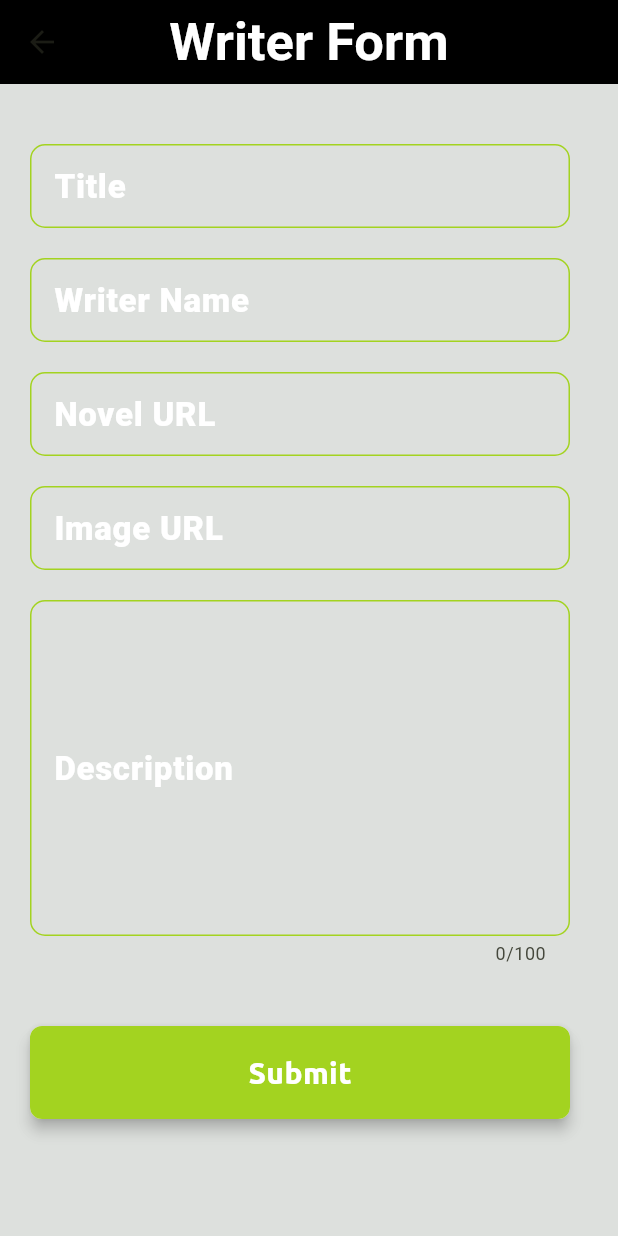
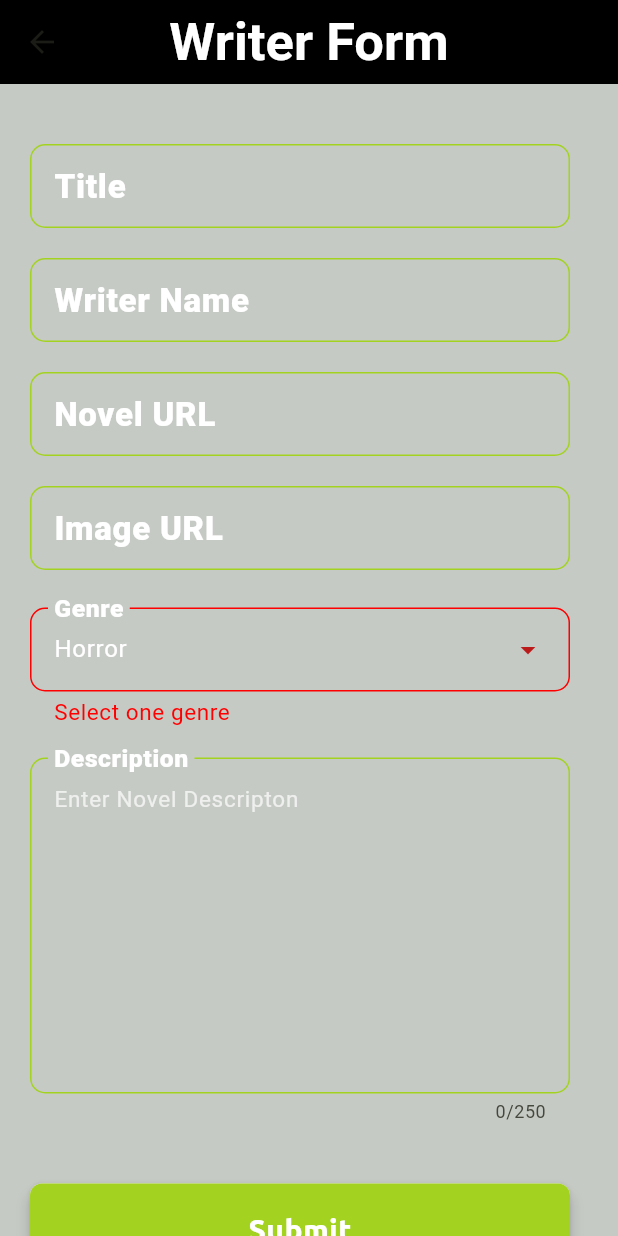
Before and after one commit to Bilal-Naeem12/flutter_project, a Flutter app: the WriteScreen screen opened directly, on a phone screen of 412 x 824 dp. Run offline on Flutter 3.47's test engine with Material 3 defaults, Android fonts, the phone set to English and light mode, and no system bars; our stand-ins replace firebase_auth, firebase_core, firebase_database, google_sign_in, loading_overlay, rflutter_alert; missing offline and left inert: syncfusion_flutter_pdfviewer; accounts and stored records are empty.

Commit message:
genre specified novels are shown

```diff
--- a/lib/components/novelCard.dart
+++ b/lib/components/novelCard.dart
@@ -18,7 +18,10 @@ class _NovelCardState extends State<NovelCard> {
   Widget build(BuildContext context) {
     return GestureDetector(
       onTap: () => Navigator.push(
-          context, MaterialPageRoute(builder: (context) => PDF_Reader())),
+          context,
+          MaterialPageRoute(
+              builder: (context) =>
+                  PDF_Reader(novel_url: widget.novel.novel_url))),
       child: Card(
         shadowColor: kTextColor,
         color: kBackgroundColor,
--- a/lib/constants.dart
+++ b/lib/constants.dart
@@ -9,7 +9,8 @@ const InputDecoration kTextInputDecoration = InputDecoration(
   // ),
 );
 
-InputDecoration kTextInputDecorationWriter(labelText, hintText) {
+InputDecoration kTextInputDecorationWriter(labelText, hintText,
+    {floatingLabelBehavior = FloatingLabelBehavior.auto}) {
   return InputDecoration(
     errorStyle: TextStyle(fontSize: 15, color: kErrorColor),
     labelStyle: TextStyle(
@@ -29,6 +30,6 @@ InputDecoration kTextInputDecorationWriter(labelText, hintText) {
     ),
     labelText: labelText,
     hintText: hintText,
-    floatingLabelBehavior: FloatingLabelBehavior.auto,
+    floatingLabelBehavior: floatingLabelBehavior,
   );
 }
--- /dev/null
+++ b/lib/models/genre.dart
@@ -0,0 +1,9 @@
+class Genre {
+  Genre({
+    this.genre = "Horror",
+    this.image = "https://wallpapercave.com/wp/wp7852843.jpg",
+  });
+
+  String genre;
+  String image;
+}
--- a/lib/models/novel.dart
+++ b/lib/models/novel.dart
@@ -1,5 +1,3 @@
-import 'package:flutter/scheduler.dart';
-
 class Novel {
   Novel({
     required this.title,
--- a/lib/screens/home_screen.dart
+++ b/lib/screens/home_screen.dart
@@ -24,7 +24,7 @@ class HomeScreen extends StatelessWidget {
                 height: 25,
               ),
               const Text(
-                'Welcome to Tasky, where you manage your daily tasks',
+                'Welcome to Library, where you can read and write',
                 textAlign: TextAlign.center,
                 style: TextStyle(
                   color: Colors.grey,
--- a/lib/screens/new_screen.dart
+++ b/lib/screens/new_screen.dart
@@ -1,3 +1,5 @@
+import 'dart:async';
+
 import 'package:firebase_auth/firebase_auth.dart';
 import 'package:firebase_core/firebase_core.dart';
 import 'package:firebase_database/firebase_database.dart';
@@ -8,15 +10,20 @@ import 'package:semster_project/components/novelCard.dart';
 import 'package:semster_project/models/novel.dart';
 
 class NewScreen extends StatefulWidget {
-  NewScreen({super.key, required this.text});
+  NewScreen({super.key, this.genre = "Horror"});
   static String id = "new_screen";
-  String text;
+  String genre;
   @override
   State<NewScreen> createState() => _NewScreenState();
 }
 
 class _NewScreenState extends State<NewScreen> {
   final databaseRef = FirebaseDatabase.instance.ref("NOVEL").child("novels");
+  @override
+  void initState() {
+    // TODO: implement initState
+    super.initState();
+  }
 
   @override
   Widget build(BuildContext context) {
@@ -28,8 +35,11 @@ class _NewScreenState extends State<NewScreen> {
         body: Padding(
             padding: const EdgeInsets.all(8.0),
             child: FirebaseAnimatedList(
-              query: databaseRef,
+              query: databaseRef.child(widget.genre),
               itemBuilder: (context, snapshot, animation, index) {
+                if (snapshot.hasChild("Genre") || snapshot.hasChild("Image")) {
+                  return Text("");
+                }
                 String description =
                     snapshot.child('_description').value.toString();
                 String img = snapshot.child('_image_url').value.toString();
--- a/lib/screens/pdf_read.dart
+++ b/lib/screens/pdf_read.dart
@@ -2,9 +2,9 @@ import 'package:flutter/material.dart';
 import 'package:syncfusion_flutter_pdfviewer/pdfviewer.dart';
 
 class PDF_Reader extends StatefulWidget {
-  const PDF_Reader({super.key});
+  const PDF_Reader({super.key, required this.novel_url});
   static String id = 'welcome_screen';
-
+  final String novel_url;
   @override
   State<PDF_Reader> createState() => _PDF_ReaderState();
 }
@@ -16,7 +16,7 @@ class _PDF_ReaderState extends State<PDF_Reader> {
       body: Center(
         child: Container(
           child: SfPdfViewer.network(
-            "https://www.planetebook.com/free-ebooks/1984.pdf",
+            widget.novel_url,
             scrollDirection: PdfScrollDirection.horizontal,
             pageLayoutMode: PdfPageLayoutMode.single,
           ),
--- a/lib/screens/writer_screen.dart
+++ b/lib/screens/writer_screen.dart
@@ -19,12 +19,6 @@ class WriteScreen extends StatefulWidget {
 }
 
 class _WriteScreenState extends State<WriteScreen> {
-  Controller() {
-    setState(() {
-      _write_name = "sadqa";
-    });
-  }
-
   final _auth = FirebaseAuth.instance;
   final _formKey = GlobalKey<FormState>();
   final databaseRef = FirebaseDatabase.instance.ref("NOVEL");
@@ -33,7 +27,8 @@ class _WriteScreenState extends State<WriteScreen> {
   String _novel_url = "";
   String _image_url = "";
   String _description = "";
-
+  String dropdownValue = "Horror";
+  List<String> list = <String>['Horror', 'Adventure', 'Romance', 'Thrill'];
   @override
   Widget build(BuildContext context) {
     return WillPopScope(
@@ -115,15 +110,68 @@ class _WriteScreenState extends State<WriteScreen> {
                                   validator: (value) => TextValidator(value),
                                 ),
                               ),
+                              SizedBox(
+                                height: 25,
+                              ),
+                              DropdownMenu<String>(
+                                initialSelection: dropdownValue,
+                                errorText: "Select one genre",
+                                width: 360,
+                                textStyle: TextStyle(color: kBackgroundColor),
+                                inputDecorationTheme: InputDecorationTheme(
+                                  errorStyle: TextStyle(
+                                      fontSize: 15, color: kErrorColor),
+                                  labelStyle: TextStyle(
+                                      color: Colors.white,
+                                      fontSize: 22,
+                                      fontWeight: FontWeight.w800),
+                                  hintStyle: TextStyle(
+                                      fontSize: 15,
+                                      color: kBackgroundColor.withOpacity(0.7)),
+                                  border: OutlineInputBorder(
+                                    borderRadius: BorderRadius.circular(10.0),
+                                  ),
+                                  enabledBorder: OutlineInputBorder(
+                                    borderRadius: BorderRadius.circular(10.0),
+                                    borderSide: BorderSide(color: kTextColor),
+                                  ),
+                                  errorBorder: OutlineInputBorder(
+                                    borderRadius: BorderRadius.circular(10.0),
+                                    borderSide: BorderSide(color: kErrorColor),
+                                  ),
+                                  floatingLabelBehavior:
+                                      FloatingLabelBehavior.auto,
+                                ),
+                                menuStyle: MenuStyle(
+                                  backgroundColor:
+                                      MaterialStatePropertyAll<Color>(
+                                          kTextColor),
+                                ),
+                                label: Text("Genre"),
+                                onSelected: (String? value) {
+                                  // This is called when the user selects an item.
+                                  setState(() {
+                                    dropdownValue = value!;
+                                  });
+                                },
+                                dropdownMenuEntries: list
+                                    .map<DropdownMenuEntry<String>>(
+                                        (String value) {
+                                  return DropdownMenuEntry<String>(
+                                      value: value, label: value);
+                                }).toList(),
+                              ),
                               CustomFormField(
                                 textFormField: TextFormField(
                                   onChanged: (val) => _description = val,
-                                  maxLength: 100,
+                                  maxLength: 250,
                                   maxLines: 8,
                                   keyboardType: TextInputType.multiline,
                                   style: TextStyle(color: Colors.white),
                                   decoration: kTextInputDecorationWriter(
-                                      "Description", "Enter Novel Descripton"),
+                                      "Description", "Enter Novel Descripton",
+                                      floatingLabelBehavior:
+                                          FloatingLabelBehavior.always),
                                   cursorColor: kTextColor,
                                   // The validator receives the text that the user has entered.
                                   validator: (value) => TextValidator(value),
@@ -146,10 +194,11 @@ class _WriteScreenState extends State<WriteScreen> {
 
                                       databaseRef
                                           .child('novels')
+                                          .child(dropdownValue)
                                           .child(_title.toString())
                                           .set({
                                         "_title": _title.toString(),
-                                        "_write_name": "Asdasd",
+                                        "_write_name": _write_name.toString(),
                                         "_novel_url": _novel_url.toString(),
                                         "_image_url": _image_url.toString(),
                                         "_description": _description.toString(),
--- a/lib/sevice/database.dart
+++ b/lib/sevice/database.dart
@@ -1,7 +1,25 @@
 import 'package:firebase_database/firebase_database.dart';
+import 'package:semster_project/models/genre.dart';
 
 class DatabaseMethods {
   Future addUser(String uid, Map<String, dynamic> userInfoMap) {
     return FirebaseDatabase.instance.ref("users").child(uid).set(userInfoMap);
   }
+
+  Future<List<Genre>> fetchGenre() async {
+    List<Genre> childList = [];
+    final databaseRef = FirebaseDatabase.instance.ref("NOVEL/novels");
+
+    DataSnapshot dataSnapshot = await databaseRef.get();
+
+    if (dataSnapshot != null) {
+      dataSnapshot.children.forEach((element) {
+        childList.add(Genre(
+            genre: element.child("Genre").value.toString(),
+            image: element.child("Image").value.toString()));
+      });
+    }
+
+    return childList;
+  }
 }
```
Also changed, not shown: lib/main.dart (+8 -6 lines), lib/screens/genres_screens.dart (+18 -8 lines).
